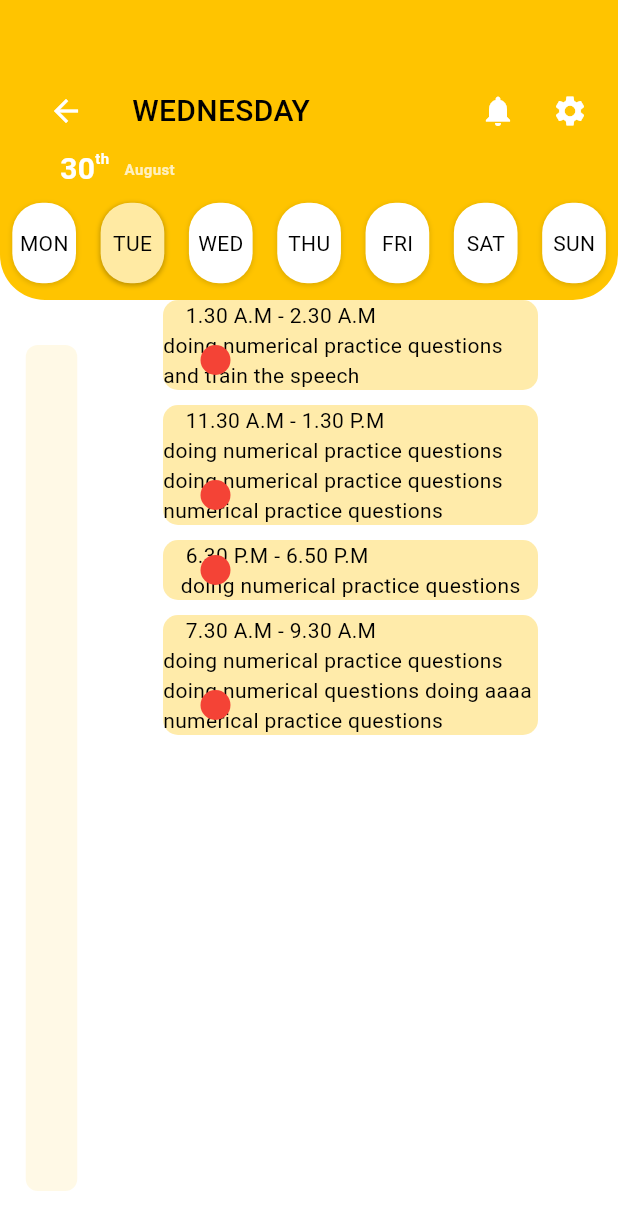
After one commit to yasira2000/efymen, a Flutter app: the screen it shows after launch, after a tap on "text 2", on a phone screen of 412 x 824 dp. The commit adds this screen. Shown: the top 1230 px of the screen. Run offline on Flutter 3.47's test engine with Material 2 defaults, Android fonts, the phone set to English and light mode, and no system bars; our stand-ins replace google_fonts; missing offline and left inert: string_to_color.

Commit message:
daily routing page

```diff
--- /dev/null
+++ b/lib/models/timeTable.dart
@@ -0,0 +1,18 @@
+class TimeTable {
+  String _description;
+  DateTime _startingTime;
+  DateTime _endingTime;
+  String _location;
+
+  TimeTable(
+      this._description, this._startingTime, this._endingTime, this._location);
+
+  String get description => _description;
+  DateTime get startingTime => _startingTime;
+  DateTime get endingTime => _endingTime;
+  String get location => _location;
+
+  set description(String description) {
+    _description = description;
+  }
+}
--- /dev/null
+++ b/lib/screens/dailyRouting.dart
@@ -0,0 +1,322 @@
+import 'dart:ui';
+import 'package:efymen/models/timeTable.dart';
+import 'package:flutter/material.dart';
+import 'package:google_fonts/google_fonts.dart';
+import 'package:intl/intl.dart';
+
+class DailyRouting extends StatefulWidget {
+  const DailyRouting({super.key});
+
+  @override
+  State<DailyRouting> createState() => _DailyRoutingState();
+}
+
+class _DailyRoutingState extends State<DailyRouting>
+    with TickerProviderStateMixin {
+  final List<String> week = ["MON", "TUE", "WED", "THU", "FRI", "SAT", "SUN"];
+  final List<String> weekdata = [
+    "MON",
+    "TUE",
+    "WED",
+    "THU",
+    "FRI",
+    "SAT",
+    "SUN"
+  ];
+  List<TimeTable> timetable = [
+    TimeTable("doing numerical practice questions and train the speech",
+        DateTime(2023, 7, 13, 01, 30), DateTime(2023, 7, 13, 02, 30), 'home'),
+    TimeTable(
+        "doing numerical practice questions doing numerical practice questions numerical practice questions",
+        DateTime(2023, 7, 13, 11, 30),
+        DateTime(2023, 7, 13, 13, 30),
+        'university'),
+    TimeTable("doing numerical practice questions",
+        DateTime(2023, 7, 13, 18, 30), DateTime(2023, 7, 13, 18, 50), 'bodima'),
+    TimeTable(
+        "doing numerical practice questions doing numerical questions doing aaaa numerical practice questions",
+        DateTime(2023, 7, 13, 7, 30),
+        DateTime(2023, 7, 13, 09, 30),
+        'home'),
+  ];
+  int current = 1;
+  @override
+  @override
+  Widget build(BuildContext context) {
+    DateTime datetime = DateTime.now();
+    ColorScheme colorscheme = Theme.of(context).colorScheme;
+    double containerWidth = MediaQuery.of(context).size.width;
+
+    return Scaffold(
+      backgroundColor: Colors.white,
+      body: Column(
+        children: [
+          Container(
+            width: double.infinity,
+            height: 200,
+            decoration: BoxDecoration(
+              borderRadius: const BorderRadius.only(
+                bottomLeft: Radius.circular(30),
+                bottomRight: Radius.circular(30),
+              ),
+              color: colorscheme.primary,
+            ),
+            child: Column(
+              children: [
+                const SizedBox(
+                  height: 50,
+                ),
+                Row(
+                  children: [
+                    const SizedBox(
+                      width: 20,
+                    ),
+                    IconButton(
+                      onPressed: () {},
+                      icon: const Icon(Icons.arrow_back),
+                      color: Colors.white,
+                    ),
+                    const SizedBox(
+                      width: 20,
+                    ),
+                    SizedBox(
+                      width: 220,
+                      child: Text(
+                        DateFormat.EEEE().format(datetime).toUpperCase(),
+                        style: const TextStyle(
+                            color: Colors.black,
+                            fontSize: 20,
+                            fontWeight: FontWeight.w500),
+                      ),
+                    ),
+                    IconButton(
+                      onPressed: () {},
+                      icon: const Icon(Icons.notifications),
+                      color: Colors.white,
+                    ),
+                    IconButton(
+                      onPressed: () {},
+                      icon: const Icon(Icons.settings),
+                      color: Colors.white,
+                    ),
+                  ],
+                ),
+                Row(
+                  mainAxisAlignment: MainAxisAlignment.start,
+                  children: [
+                    const SizedBox(
+                      width: 40,
+                    ),
+                    Wrap(
+                      children: [
+                        Text(
+                          DateFormat.d().format(datetime),
+                          style: const TextStyle(
+                            fontSize: 20,
+                            fontWeight: FontWeight.w600,
+                            color: Colors.white,
+                          ),
+                        ),
+                        Text(
+                          int.parse(DateFormat.d().format(datetime)) == 1
+                              ? 'st'
+                              : int.parse(DateFormat.d().format(datetime)) == 2
+                                  ? 'nd'
+                                  : int.parse(DateFormat.d()
+                                              .format(datetime)) ==
+                                          21
+                                      ? 'st'
+                                      : int.parse(DateFormat.d()
+                                                  .format(datetime)) ==
+                                              22
+                                          ? 'nd'
+                                          : int.parse(DateFormat.d()
+                                                      .format(datetime)) ==
+                                                  31
+                                              ? 'st'
+                                              : 'th',
+                          style: const TextStyle(
+                              fontSize: 10,
+                              fontWeight: FontWeight.w600,
+                              color: Colors.white,
+                              fontFeatures: [FontFeature.superscripts()]),
+                        ),
+                      ],
+                    ),
+                    const SizedBox(
+                      width: 10,
+                    ),
+                    Text(
+                      DateFormat.MMMM().format(datetime),
+                      style: const TextStyle(
+                          fontSize: 10,
+                          fontWeight: FontWeight.w600,
+                          color: Color(0xFFFFF0C0)),
+                    ),
+                  ],
+                ),
+                SizedBox(
+                  height: 70,
+                  width: double.infinity,
+                  child: ListView.builder(
+                    itemCount: week.length,
+                    scrollDirection: Axis.horizontal,
+                    itemBuilder: (context, index) {
+                      return GestureDetector(
+                        onTap: () {
+                          setState(() {
+                            current = index;
+                          });
+                        },
+                        child: Padding(
+                          padding: const EdgeInsets.all(8.2),
+                          child: AnimatedContainer(
+                            duration: const Duration(milliseconds: 300),
+                            width: containerWidth / 9.7,
+                            height: 80,
+                            decoration: BoxDecoration(
+                                color: current == index
+                                    ? Color(0xFFFFEAA3)
+                                    : Colors.white,
+                                boxShadow: current == index
+                                    ? const [
+                                        BoxShadow(
+                                            color: Colors.black26,
+                                            blurRadius: 2.0,
+                                            spreadRadius: 0.5,
+                                            offset: Offset(0, 1))
+                                      ]
+                                    : const [
+                                        BoxShadow(
+                                            color: Colors.black12,
+                                            blurRadius: 2.0,
+                                            spreadRadius: 0.5,
+                                            offset: Offset(0, 1))
+                                      ],
+                                borderRadius: BorderRadius.circular(20)),
+                            child: Center(
+                              child: Text(
+                                week[index],
+                                style: GoogleFonts.roboto(
+                                    fontWeight: FontWeight.w400),
+                              ),
+                            ),
+                          ),
+                        ),
+                      );
+                    },
+                  ),
+                ),
+              ],
+            ),
+          ),
+          Row(
+            children: [
+              SizedBox(
+                height: MediaQuery.of(context).size.height - 200,
+                width: MediaQuery.of(context).size.width / 6,
+                child: Stack(
+                  children: [
+                    Center(
+                      child: Container(
+                        decoration: BoxDecoration(
+                          color: Color(0xFFFFF9E6),
+                          borderRadius: BorderRadius.circular(8),
+                        ),
+                        width: MediaQuery.of(context).size.width / 12,
+                        height: MediaQuery.of(context).size.height - 260,
+                      ),
+                    )
+                  ],
+                ),
+              ),
+              SizedBox(
+                width: (MediaQuery.of(context).size.width / 6) * 5,
+                height: MediaQuery.of(context).size.height - 200,
+                child: ListView.builder(
+                    scrollDirection: Axis.vertical,
+                    itemCount: timetable.length,
+                    itemBuilder: (context, index) {
+                      return Padding(
+                        padding: const EdgeInsets.only(
+                          left: 40,
+                          bottom: 10,
+                        ),
+                        child: Stack(
+                          children: [
+                            Container(
+                              width: 250,
+                              decoration: BoxDecoration(
+                                borderRadius: BorderRadius.circular(10),
+                                color: Color(0xFFFFEBAA),
+                              ),
+                              child: Column(
+                                children: [
+                                  Row(
+                                    children: [
+                                      const SizedBox(
+                                        width: 5,
+                                      ),
+                                      const VerticalDivider(
+                                        width: 10,
+                                        color: Colors.black,
+                                        thickness: 2,
+                                      ),
+                                      TimeWidget(
+                                        time: timetable[index].startingTime,
+                                      ),
+                                      const Text(' - '),
+                                      TimeWidget(
+                                          time: timetable[index].endingTime),
+                                    ],
+                                  ),
+                                  Text(timetable[index].description)
+                                ],
+                              ),
+                            ),
+                            Positioned(
+                              bottom: 10,
+                              left: 20,
+                              child: Container(
+                                height: 20,
+                                width: 30,
+                                decoration: BoxDecoration(
+                                  shape: BoxShape.circle,
+                                  color: Colors.red,
+                                ),
+                              ),
+                            ),
+                          ],
+                        ),
+                      );
+                    }),
+              ),
+            ],
+          )
+        ],
+      ),
+    );
+  }
+}
+
+class TimeWidget extends StatelessWidget {
+  final DateTime time;
+  const TimeWidget({super.key, required this.time});
+
+  @override
+  Widget build(BuildContext context) {
+    if (time.hour > 12) {
+      if (time.minute < 10) {
+        return Text("${time.hour - 12}.0${time.minute} P.M");
+      } else {
+        return Text("${time.hour - 12}.${time.minute} P.M");
+      }
+    } else {
+      if (time.minute < 10) {
+        return Text("${time.hour}.0${time.minute} A.M");
+      } else {
+        return Text("${time.hour}.${time.minute} A.M");
+      }
+    }
+  }
+}
--- a/lib/screens/homepage.dart
+++ b/lib/screens/homepage.dart
@@ -1,3 +1,4 @@
+import 'package:efymen/screens/dailyRouting.dart';
 import 'package:efymen/screens/todo.dart';
 import 'package:efymen/widgets/appbar.dart';
 import 'package:flutter/material.dart';
@@ -13,8 +14,7 @@ class HomePage extends StatelessWidget {
       ),
       body: Column(
         children: [
-          Center(
-            child: TextButton(
+          TextButton(
             onPressed: () {
               Navigator.push(
                 context,
@@ -23,8 +23,18 @@ class HomePage extends StatelessWidget {
                 ),
               );
             },
-              child: const Text('text'),
+            child: const Text('text 1'),
           ),
+          TextButton(
+            onPressed: () {
+              Navigator.push(
+                context,
+                MaterialPageRoute(
+                  builder: (context) => const DailyRouting(),
+                ),
+              );
+            },
+            child: const Text('text 2'),
           ),
         ],
       ),
--- a/lib/screens/todo.dart
+++ b/lib/screens/todo.dart
@@ -14,7 +14,7 @@ class Todo extends StatefulWidget {
 
 class _TodoState extends State<Todo> with TickerProviderStateMixin {
   late TabController _tabController;
-  bool divide = true;
+
   List<QNote> notes = [
     QNote("have to get a red pen ", '0xffff0000'),
     QNote(
@@ -203,14 +203,6 @@ class _TodoState extends State<Todo> with TickerProviderStateMixin {
                 ListView.builder(
                   itemCount: schedule.length,
                   itemBuilder: (context, index) {
-                    if (schedule[index].date.isAfter(DateTime.now()) & divide) {
-                      divide = false;
-                      return const Divider(
-                        indent: 30,
-                        endIndent: 30,
-                        color: Color(0xFFDDDDDD),
-                      );
-                    }
                     return Padding(
                       padding: const EdgeInsets.only(
                           left: 40, right: 30, top: 10, bottom: 10),
@@ -274,7 +266,7 @@ class _TodoState extends State<Todo> with TickerProviderStateMixin {
                                     children: [
                                       Text(
                                         schedule[index].date.hour >= 12
-                                            ? "${schedule[index].date.hour}.${schedule[index].date.minute} P.M"
+                                            ? "${schedule[index].date.hour - 12}.${schedule[index].date.minute} P.M"
                                             : "${schedule[index].date.hour}.${schedule[index].date.minute} A.M",
                                         style: const TextStyle(
                                           fontWeight: FontWeight.w600,
--- a/lib/widgets/appbar.dart
+++ b/lib/widgets/appbar.dart
@@ -27,12 +27,12 @@ class CommonAppBar extends StatelessWidget implements PreferredSizeWidget {
         IconButton(
           onPressed: () {},
           icon: const Icon(Icons.notifications),
-          color: Colors.black,
+          color: const Color.fromARGB(255, 255, 255, 255),
         ),
         IconButton(
           onPressed: () {},
           icon: const Icon(Icons.settings),
-          color: Colors.black,
+          color: const Color.fromARGB(255, 255, 255, 255),
         ),
       ],
     );
--- a/pubspec.yaml
+++ b/pubspec.yaml
@@ -33,6 +33,7 @@ dependencies:
   google_fonts: any
   string_to_color: ^2.0.0
   intl: ^0.17.0
+  shadow: ^1.5.0
 
   # The following adds the Cupertino Icons font to your application.
   # Use with the CupertinoIcons class for iOS style icons.
```
Also changed, not shown: pubspec.lock. Lines whose indentation alone changed are shown as unchanged.
